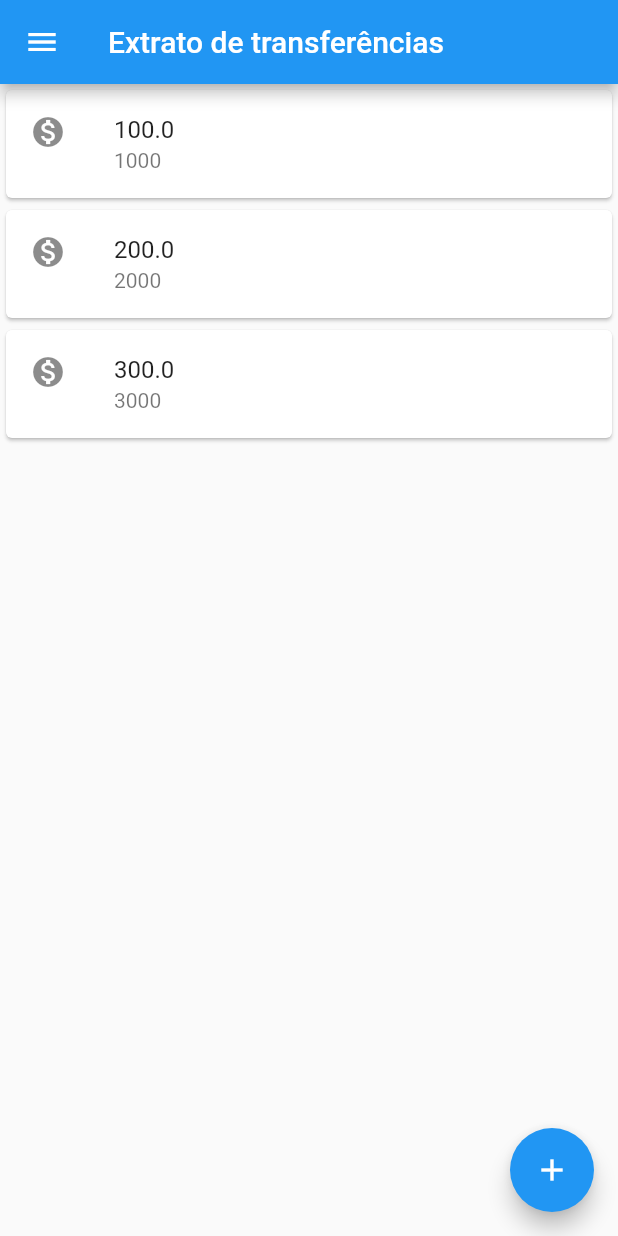
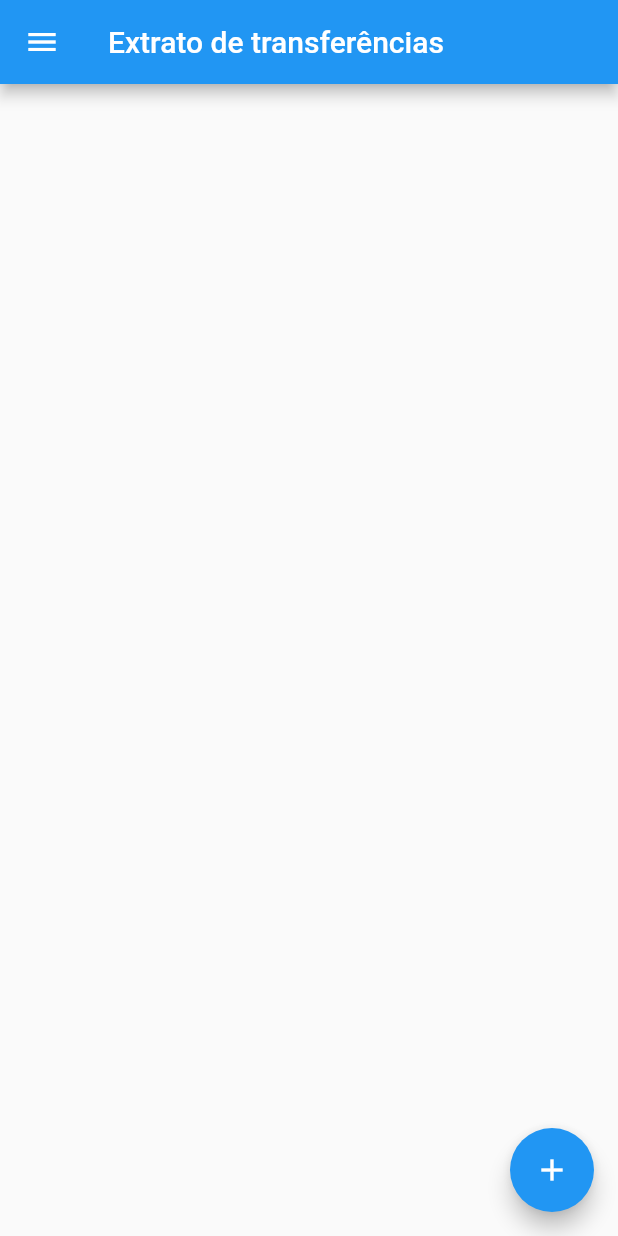
Before and after one commit to lucashenriquecss/Flutter-Projects, a Flutter app: the ListaTransferencias screen opened directly, on a phone screen of 412 x 824 dp. Run offline on Flutter 3.47's test engine with Material 2 defaults, Android fonts, the phone set to English and light mode, and no system bars; our stand-ins replace math_expressions.

Commit message:
Adding transfer to the statement

```diff
--- a/bytebank/lib/screens/transfer_lists/transfer_list.dart
+++ b/bytebank/lib/screens/transfer_lists/transfer_list.dart
@@ -2,8 +2,16 @@ import 'package:flutter/material.dart';
 import 'package:bytebank/screens/transfer_forms/transfer_form.dart';
 import 'package:bytebank/widget/nav_drawer.dart';
 
+class ListaTransferencias extends StatefulWidget {
 
-class ListaTransferencias extends StatelessWidget {
+  final List<Transferencia> _transferencias = List.empty(growable: true);
+  @override
+  State<ListaTransferencias> createState() => _ListaTransferenciasState();
+}
+
+class _ListaTransferenciasState extends State<ListaTransferencias> {
+
+
   @override
   Widget build(BuildContext context) {
     return Scaffold(
@@ -11,19 +19,33 @@ class ListaTransferencias extends StatelessWidget {
       appBar: AppBar(
         title: Text('Extrato de transferências'),
       ),
-      body: Column(
-        children: <Widget>[
-          ItemTransferencia(Transferencia(100.0, 1000)),
-          ItemTransferencia(Transferencia(200.0, 2000)),
-          ItemTransferencia(Transferencia(300.0, 3000)),
-        ],
+      body: ListView.builder(
+        itemCount: widget._transferencias.length,
+        itemBuilder: (context, index) {
+          final transferencia = widget._transferencias[index];
+          return ItemTransferencia(transferencia);
+        },
       ),
       floatingActionButton: FloatingActionButton(
-        child: Icon(Icons.add), onPressed: (){},
+        child: Icon(Icons.add),
+        onPressed: () {
+          // future, server para chamar um callback para um possivel resposta
+          final Future<Transferencia?> future =
+              Navigator.push(context, MaterialPageRoute(builder: (context) {
+            return FormularioTransferencia();
+          }));
+          future.then((transferenciaRecebida) {
+            debugPrint('$transferenciaRecebida');
+            if(transferenciaRecebida != null) {
+                widget._transferencias.add(transferenciaRecebida);
+            }
+          });
+        },
       ),
     );
   }
 }
+
 class ItemTransferencia extends StatelessWidget {
   final Transferencia _transferencia;
 
```
Also changed, not shown: bytebank/lib/screens/transfer_forms/transfer_form.dart (+11 -13 lines).
